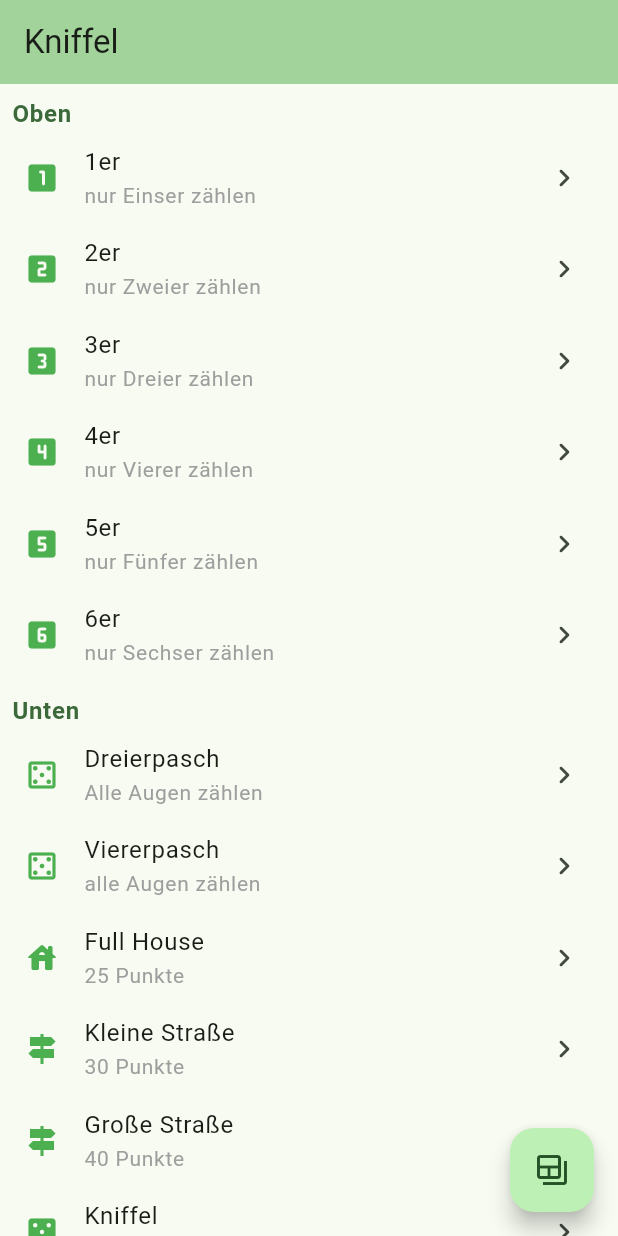
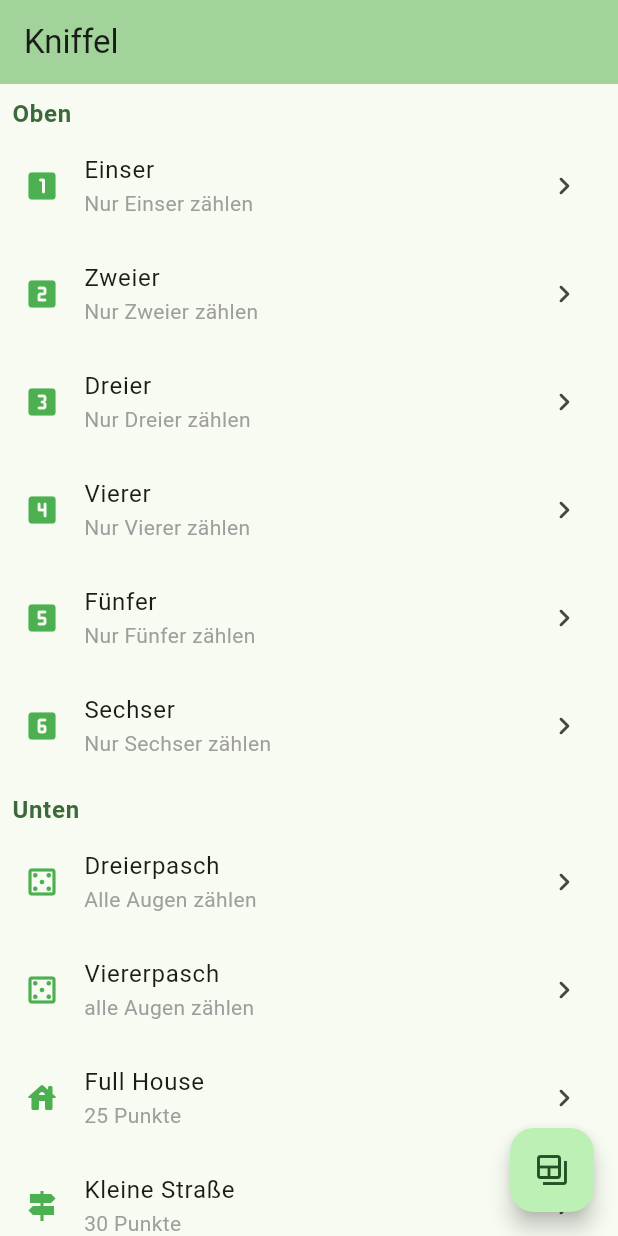
Before and after one commit to logianer/kniffelblock, a Flutter app: the screen it shows after launch, on a phone screen of 412 x 824 dp. Run offline on Flutter 3.47's test engine with Material 2 defaults, Android fonts, the phone set to English and light mode, and no system bars.

Commit message:
Implement Upper Section Screen
Add UpperSection StateFulWidget in
upper_section_screen.dart

Add slider to choose amount

Change ObenDisplay to build ListTiles from List
using <List>.map()

```diff
--- a/lib/main.dart
+++ b/lib/main.dart
@@ -1,4 +1,7 @@
+import 'dart:io';
+
 import 'package:flutter/material.dart';
+import 'package:kniffelblock/upper_section_screen.dart';
 
 void main() {
   runApp(const MyApp());
@@ -30,7 +33,6 @@ class MyHomePage extends StatefulWidget {
 }
 
 class _MyHomePageState extends State<MyHomePage> {
-
   @override
   Widget build(BuildContext context) {
     return Scaffold(
@@ -42,7 +44,7 @@ class _MyHomePageState extends State<MyHomePage> {
         children: const [ObenDisplay(), UntenDisplay()],
       ),
       floatingActionButton: FloatingActionButton(
-        onPressed:() {},
+        onPressed: () {},
         tooltip: 'Zeige Spieler',
         child: const Icon(Icons.backup_table),
       ),
@@ -69,21 +71,30 @@ Widget tappableListItem(
     String? description,
     dynamic tapEvent}) {
   return ListTile(
-    title: Column(
-      crossAxisAlignment: CrossAxisAlignment.start,
-      children: [
-        Text(text),
-        if (description != null)
-          Text(description,
+      title: Text(text),
+      subtitle: (description != null)
+          ? Text(description,
               style: const TextStyle(color: Colors.grey, fontSize: 14.0))
-      ],
-    ),
-    leading: Icon(leadingIcon,color: Colors.green),
-    trailing: const Icon(Icons.chevron_right_rounded),
-    onTap: () {
-      tapEvent();
-    },
-  );
+          : null,
+      leading: Icon(leadingIcon, color: Colors.green),
+      trailing: const Icon(Icons.chevron_right_rounded),
+      onTap: () async {
+        await Future.delayed(const Duration(milliseconds: 300));
+        tapEvent();
+      });
+}
+
+upperTapEvent(BuildContext context, String title, int multiplier) {
+  return () {
+    Navigator.push(
+      context,
+      MaterialPageRoute(
+          builder: (context) => UpperSection(
+                title: title,
+                multiplier: multiplier,
+              )),
+    );
+  };
 }
 
 class _ObenDisplayState extends State<ObenDisplay> {
@@ -96,30 +107,22 @@ class _ObenDisplayState extends State<ObenDisplay> {
             padding: const EdgeInsets.all(8.0).copyWith(bottom: 0),
             child: labelText('Oben', context),
           ),
-          tappableListItem(
-              text: '1er',
-              description: 'nur Einser zählen',
-              leadingIcon: Icons.looks_one_rounded),
-          tappableListItem(
-              text: '2er',
-              description: 'nur Zweier zählen',
-              leadingIcon: Icons.looks_two_rounded),
-          tappableListItem(
-              text: '3er',
-              description: 'nur Dreier zählen',
-              leadingIcon: Icons.looks_3_rounded),
-          tappableListItem(
-              text: '4er',
-              description: 'nur Vierer zählen',
-              leadingIcon: Icons.looks_4_rounded),
-          tappableListItem(
-              text: '5er',
-              description: 'nur Fünfer zählen',
-              leadingIcon: Icons.looks_5_rounded),
-          tappableListItem(
-              text: '6er',
-              description: 'nur Sechser zählen',
-              leadingIcon: Icons.looks_6_rounded)
+          ...[
+            ['Einser', Icons.looks_one_rounded],
+            ['Zweier', Icons.looks_two_rounded],
+            ['Dreier', Icons.looks_3_rounded],
+            ['Vierer', Icons.looks_4_rounded],
+            ['Fünfer', Icons.looks_5_rounded],
+            ['Sechser', Icons.looks_6_rounded],
+          ].asMap().entries.map((entry) {
+            int idx = entry.key + 1;
+            dynamic val = entry.value;
+            return tappableListItem(
+                text: val[0],
+                description: 'Nur ${val[0]} zählen',
+                leadingIcon: val[1],
+                tapEvent: upperTapEvent(context, val[0], idx));
+          }).toList()
         ]);
   }
 }
```
Also changed, not shown: lib/upper_section_screen.dart (+68 -0 lines).
